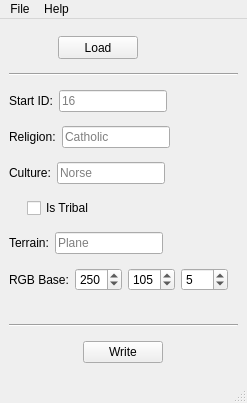
This is Source/_ui/MainWindow.ui in Araxiel/py-ck2-province-set-upper as Qt 5 draws it before an edit. The edited form follows.
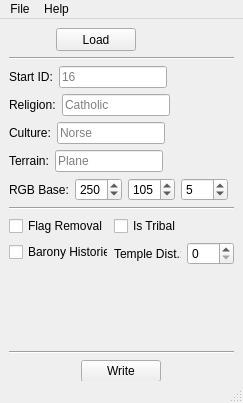
This is the edited form.

Commit message:
working config.ini integration and updated UI
the new-ish UI is still not fully coded

```diff
--- a/Source/_ui/MainWindow.ui
+++ b/Source/_ui/MainWindow.ui
@@ -7,7 +7,7 @@
    <rect>
     <x>0</x>
     <y>0</y>
-    <width>247</width>
+    <width>243</width>
     <height>403</height>
    </rect>
   </property>
@@ -21,7 +21,16 @@
    <bool>false</bool>
   </property>
   <widget class="QWidget" name="centralWidget">
-   <layout class="QVBoxLayout" name="verticalLayout">
+   <widget class="QWidget" name="">
+    <property name="geometry">
+     <rect>
+      <x>9</x>
+      <y>9</y>
+      <width>225</width>
+      <height>354</height>
+     </rect>
+    </property>
+    <layout class="QVBoxLayout" name="verticalLayout_2">
     <item>
      <layout class="QHBoxLayout" name="horizontalLayout_6">
       <item>
@@ -88,6 +97,8 @@
      </widget>
     </item>
     <item>
+      <layout class="QVBoxLayout" name="verticalLayout">
+       <item>
      <layout class="QHBoxLayout" name="horizontalLayout_5">
       <item>
        <widget class="QLabel" name="label_5">
@@ -110,11 +121,17 @@
         <property name="toolTip">
          <string>&lt;html&gt;&lt;head/&gt;&lt;body&gt;&lt;p&gt;The province ID of the first province.&lt;/p&gt;&lt;/body&gt;&lt;/html&gt;</string>
         </property>
+           <property name="inputMethodHints">
+            <set>Qt::ImhDigitsOnly|Qt::ImhLatinOnly|Qt::ImhPreferNumbers</set>
+           </property>
         <property name="text">
          <string/>
         </property>
         <property name="placeholderText">
-         <string>16</string>
+            <string notr="true">16</string>
+           </property>
+           <property name="clearButtonEnabled">
+            <bool>true</bool>
         </property>
        </widget>
       </item>
@@ -159,6 +176,9 @@
         <property name="toolTip">
          <string>&lt;html&gt;&lt;head/&gt;&lt;body&gt;&lt;p&gt;The religion of all provinces.&lt;/p&gt;&lt;/body&gt;&lt;/html&gt;</string>
         </property>
+           <property name="inputMethodHints">
+            <set>Qt::ImhDigitsOnly|Qt::ImhLatinOnly|Qt::ImhPreferNumbers</set>
+           </property>
         <property name="text">
          <string/>
         </property>
@@ -205,6 +225,9 @@
         <property name="toolTip">
          <string>&lt;html&gt;&lt;head/&gt;&lt;body&gt;&lt;p&gt;The culture of all provinces.&lt;/p&gt;&lt;/body&gt;&lt;/html&gt;</string>
         </property>
+           <property name="inputMethodHints">
+            <set>Qt::ImhDigitsOnly|Qt::ImhLatinOnly|Qt::ImhPreferNumbers</set>
+           </property>
         <property name="text">
          <string/>
         </property>
@@ -231,49 +254,6 @@
       </item>
      </layout>
     </item>
-    <item>
-     <layout class="QHBoxLayout" name="horizontalLayout_8">
-      <item>
-       <spacer name="horizontalSpacer_11">
-        <property name="orientation">
-         <enum>Qt::Horizontal</enum>
-        </property>
-        <property name="sizeType">
-         <enum>QSizePolicy::Maximum</enum>
-        </property>
-        <property name="sizeHint" stdset="0">
-         <size>
-          <width>18</width>
-          <height>20</height>
-         </size>
-        </property>
-       </spacer>
-      </item>
-      <item>
-       <widget class="QCheckBox" name="checkBox_isTribal">
-        <property name="accessibleDescription">
-         <string>Check if the county capital is tribal.</string>
-        </property>
-        <property name="text">
-         <string>Is Tribal</string>
-        </property>
-       </widget>
-      </item>
-      <item>
-       <spacer name="horizontalSpacer_3">
-        <property name="orientation">
-         <enum>Qt::Horizontal</enum>
-        </property>
-        <property name="sizeHint" stdset="0">
-         <size>
-          <width>40</width>
-          <height>20</height>
-         </size>
-        </property>
-       </spacer>
-      </item>
-     </layout>
-    </item>
     <item>
      <layout class="QHBoxLayout" name="horizontalLayout_4">
       <item>
@@ -297,6 +277,9 @@
         <property name="accessibleDescription">
          <string>The terrain of the provinces</string>
         </property>
+           <property name="inputMethodHints">
+            <set>Qt::ImhLatinOnly</set>
+           </property>
         <property name="text">
          <string/>
         </property>
@@ -377,6 +360,76 @@
       </item>
      </layout>
     </item>
+      </layout>
+     </item>
+     <item>
+      <widget class="Line" name="line_3">
+       <property name="orientation">
+        <enum>Qt::Horizontal</enum>
+       </property>
+      </widget>
+     </item>
+     <item>
+      <layout class="QFormLayout" name="formLayout">
+       <item row="0" column="0">
+        <widget class="QCheckBox" name="checkBox_2">
+         <property name="toolTip">
+          <string>&lt;html&gt;&lt;head/&gt;&lt;body&gt;&lt;p&gt;Put used flag into a seperate folder, filtering them out&lt;/p&gt;&lt;/body&gt;&lt;/html&gt;</string>
+         </property>
+         <property name="text">
+          <string>Flag Removal</string>
+         </property>
+        </widget>
+       </item>
+       <item row="0" column="1">
+        <widget class="QCheckBox" name="checkBox_isTribal">
+         <property name="accessibleDescription">
+          <string>Check if the county capital is tribal.</string>
+         </property>
+         <property name="text">
+          <string>Is Tribal</string>
+         </property>
+        </widget>
+       </item>
+       <item row="1" column="0">
+        <widget class="QCheckBox" name="checkBox">
+         <property name="text">
+          <string>Barony Histories</string>
+         </property>
+        </widget>
+       </item>
+       <item row="1" column="1">
+        <layout class="QHBoxLayout" name="horizontalLayout_8">
+         <item>
+          <widget class="QLabel" name="label_6">
+           <property name="text">
+            <string>Temple Dist.:</string>
+           </property>
+           <property name="alignment">
+            <set>Qt::AlignLeading|Qt::AlignLeft|Qt::AlignVCenter</set>
+           </property>
+           <property name="wordWrap">
+            <bool>false</bool>
+           </property>
+           <property name="buddy">
+            <cstring>spinBox_templedist</cstring>
+           </property>
+          </widget>
+         </item>
+         <item>
+          <widget class="QSpinBox" name="spinBox_templedist">
+           <property name="toolTip">
+            <string>&lt;html&gt;&lt;head/&gt;&lt;body&gt;&lt;p&gt;Chance that a temple will be added to the tribal holding.&lt;/p&gt;&lt;/body&gt;&lt;/html&gt;</string>
+           </property>
+           <property name="maximum">
+            <number>100</number>
+           </property>
+          </widget>
+         </item>
+        </layout>
+       </item>
+      </layout>
+     </item>
     <item>
      <spacer name="verticalSpacer">
       <property name="orientation">
@@ -426,6 +479,12 @@
         <property name="text">
          <string>Write</string>
         </property>
+         <property name="iconSize">
+          <size>
+           <width>16</width>
+           <height>16</height>
+          </size>
+         </property>
        </widget>
       </item>
       <item>
@@ -445,12 +504,13 @@
     </item>
    </layout>
   </widget>
+  </widget>
   <widget class="QMenuBar" name="menuBar">
    <property name="geometry">
     <rect>
      <x>0</x>
      <y>0</y>
-     <width>247</width>
+     <width>243</width>
      <height>21</height>
     </rect>
    </property>
@@ -466,6 +526,8 @@
     <property name="title">
      <string>File</string>
     </property>
+    <addaction name="actionConfig"/>
+    <addaction name="separator"/>
     <addaction name="actionQuit"/>
    </widget>
    <addaction name="menuFile"/>
@@ -487,6 +549,11 @@
     <string>Help</string>
    </property>
   </action>
+  <action name="actionConfig">
+   <property name="text">
+    <string>Config</string>
+   </property>
+  </action>
  </widget>
  <tabstops>
   <tabstop>pushButton_load</tabstop>
```
Left out of the diff: 5 changed lines with no effect on the pictures. Lines whose indentation alone changed are shown as unchanged. The commit also changes 5 other files.
